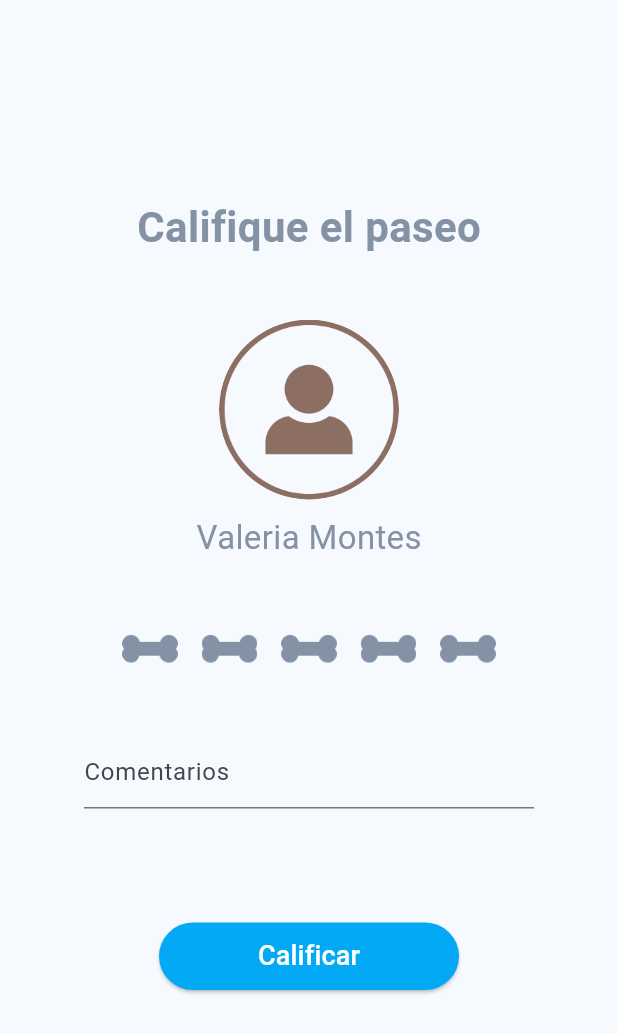
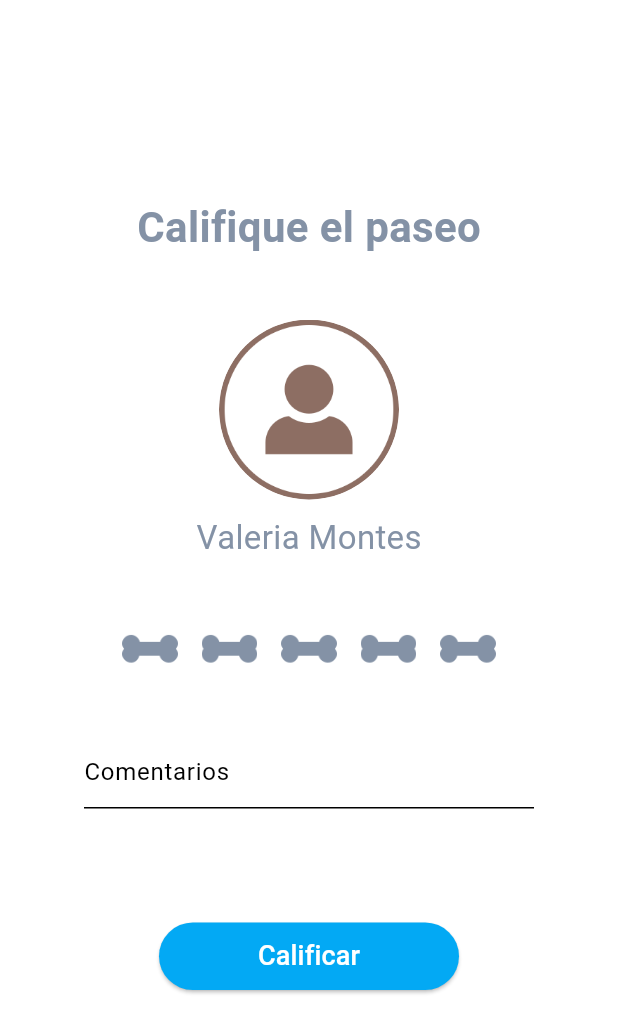
Before and after one commit to MarianaNV10/PetsGo, a Flutter app: the screen it shows after launch, on a phone screen of 412 x 824 dp. Shown: the top 1033 px of the screen. Run offline on Flutter 3.47's test engine with Material 3 defaults, Android fonts, the phone set to English and light mode, and no system bars; our stand-ins replace file_picker, image_picker; missing offline and left inert: flutter_google_places, google_maps_webservice.

Commit message:
Se modifica el color base de la aplicación.

```diff
--- a/lib/main.dart
+++ b/lib/main.dart
@@ -24,7 +24,7 @@ class MyApp extends StatelessWidget {
     return MaterialApp(
       title: 'PetsGo',
       theme: ThemeData(
-        colorScheme: ColorScheme.fromSeed(seedColor: Colors.lightBlueAccent),
+        colorScheme: const ColorScheme.light(primary: Color(0xFF0DB3CA)),
         useMaterial3: true,
       ),
       home: const ScoreWalkPage(),
```
